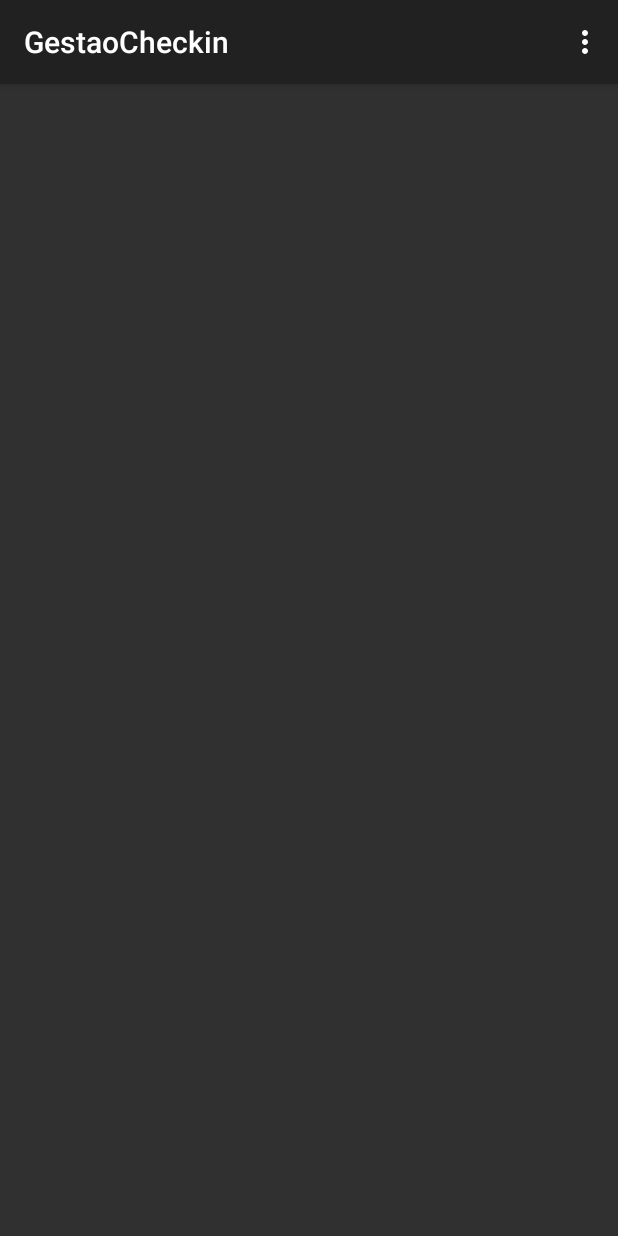
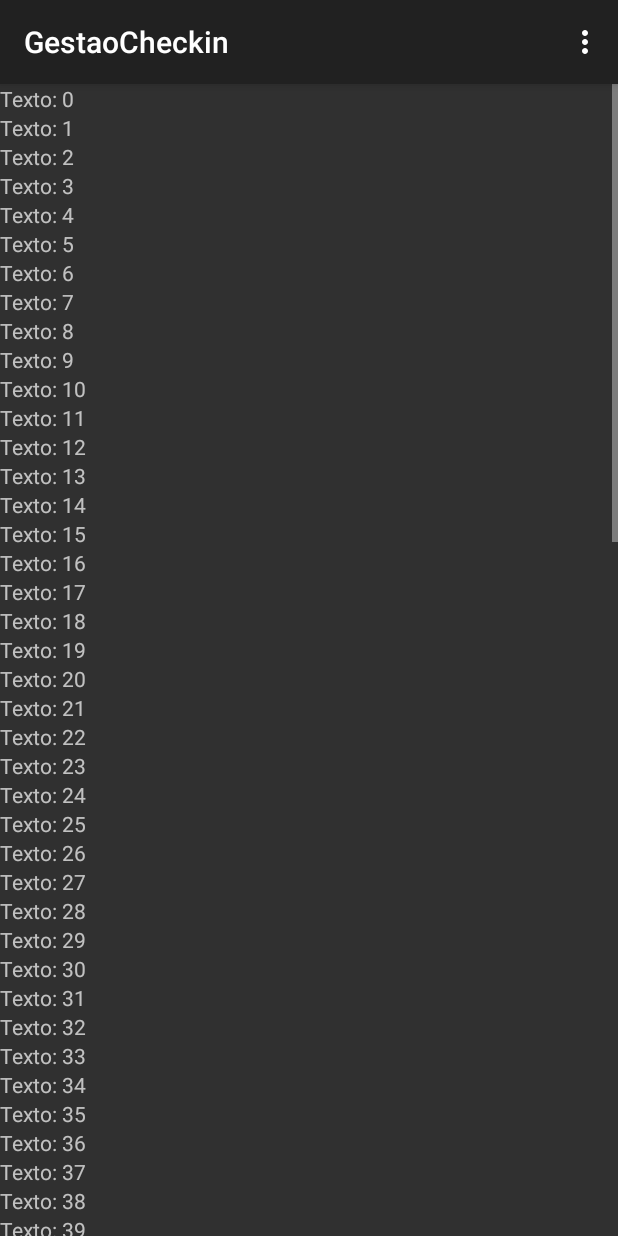
Before and after one commit to DiegoTeixeira7/CheckInLocais, an Android app: the GestaoCheckin screen opened directly, with no data from a screen before it, on a phone screen of 412 x 824 dp. Run offline under Robolectric (Android 15) with nearby library versions, the phone set to English and light mode, and no system bars.

Commit message:
scroll view adicionada

```diff
--- a/src/main/java/com/example/diegoteixeira/checkinlocais/Controller/GestaoCheckin.java
+++ b/src/main/java/com/example/diegoteixeira/checkinlocais/Controller/GestaoCheckin.java
@@ -5,6 +5,8 @@ import androidx.appcompat.app.AppCompatActivity;
 import android.os.Bundle;
 import android.view.Menu;
 import android.view.MenuItem;
+import android.widget.LinearLayout;
+import android.widget.TextView;
 
 import com.example.diegoteixeira.checkinlocais.R;
 
@@ -16,6 +18,17 @@ public class GestaoCheckin extends AppCompatActivity {
         super.onCreate(savedInstanceState);
         setContentView(R.layout.activity_gestao_checkin);
         setTitle("GestaoCheckin");
+
+        LinearLayout layout = (LinearLayout) findViewById(R.id.layoutConteudo);
+
+        for (int i = 0; i < 100; i++) {
+            TextView text = new TextView(this);
+            //é obrigatório o layout_width e layout_height
+            text.setLayoutParams(new LinearLayout.LayoutParams(LinearLayout.LayoutParams.WRAP_CONTENT,
+                    LinearLayout.LayoutParams.WRAP_CONTENT));
+            text.setText("Texto: " + i);
+            layout.addView(text);
+        }
     }
 
     @Override
--- a/src/main/res/layout/activity_gestao_checkin.xml
+++ b/src/main/res/layout/activity_gestao_checkin.xml
@@ -1,9 +1,28 @@
 <?xml version="1.0" encoding="utf-8"?>
-<androidx.constraintlayout.widget.ConstraintLayout xmlns:android="http://schemas.android.com/apk/res/android"
-    xmlns:app="http://schemas.android.com/apk/res-auto"
+<ScrollView xmlns:android="http://schemas.android.com/apk/res/android"
     xmlns:tools="http://schemas.android.com/tools"
+    android:id="@+id/scrollView1"
     android:layout_width="match_parent"
-    android:layout_height="match_parent"
-    tools:context=".Controller.GestaoCheckin">
+    android:layout_height="match_parent">
 
-</androidx.constraintlayout.widget.ConstraintLayout>
+   <LinearLayout
+       android:layout_width="match_parent"
+       android:layout_height="wrap_content"
+       android:orientation="horizontal">
+
+       <LinearLayout
+           android:layout_width="wrap_content"
+           android:layout_height="wrap_content"
+           android:orientation="vertical"
+           android:id="@+id/layoutConteudo">
+       </LinearLayout>
+       <LinearLayout
+           android:layout_width="match_parent"
+           android:layout_height="wrap_content"
+           android:orientation="vertical"
+           android:id="@+id/layoutDeletar">
+       </LinearLayout>
+
+   </LinearLayout>
+
+</ScrollView>
```
